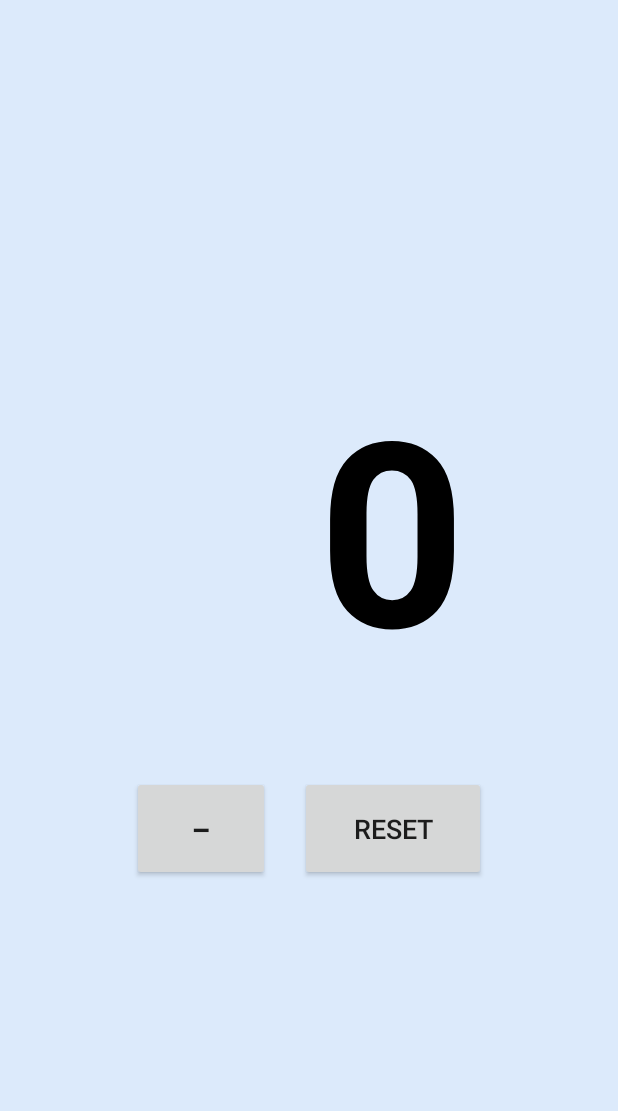
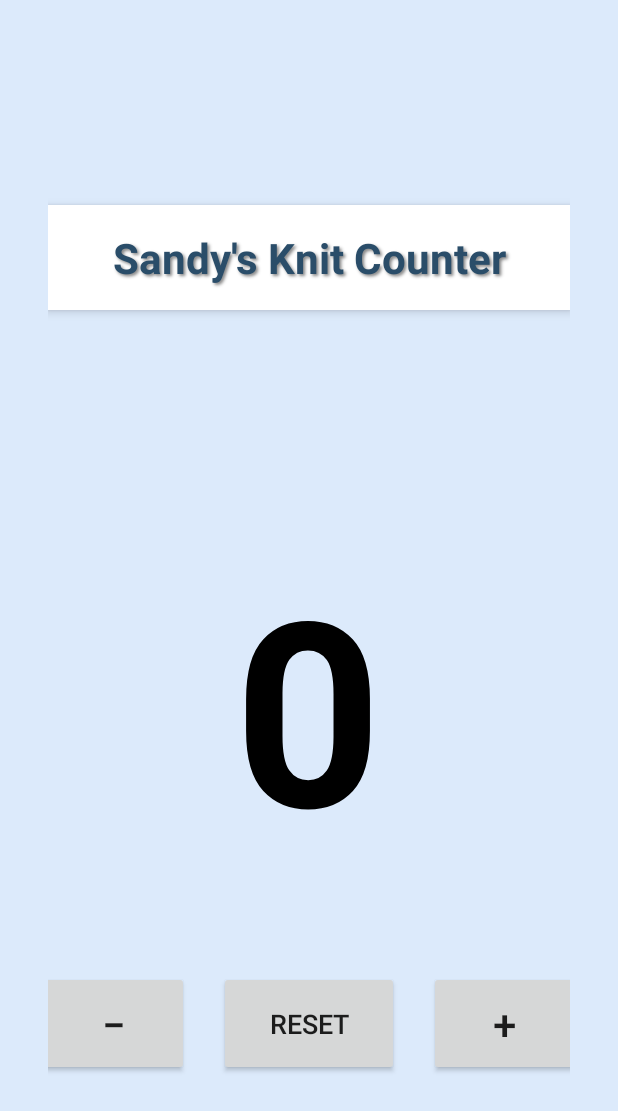
Before and after one commit to garychid/Knit-Count, an Android app: the screen it shows after launch (MainActivity), on a phone screen of 412 x 824 dp. Shown: the top 1111 px of the screen. Run offline under Robolectric (Android 15) with nearby library versions, the phone set to English and light mode, and no system bars.

```diff
--- a/app/src/main/java/com/spartasoap/knitcount/MainActivity.kt
+++ b/app/src/main/java/com/spartasoap/knitcount/MainActivity.kt
@@ -30,6 +30,7 @@ class MainActivity : AppCompatActivity() {
         val rootLayout = findViewById<RelativeLayout>(R.id.rootLayout)
         val resetButton = findViewById<Button>(R.id.resetButton)
         val decrementButton = findViewById<Button>(R.id.decrementButton)
+        val incrementButton = findViewById<Button>(R.id.incrementButton)
 
         rootLayout.setBackgroundColor(Color.parseColor("#DCEAFB")) // soft blue
 
@@ -41,16 +42,17 @@ class MainActivity : AppCompatActivity() {
         updateCounter()
         Toast.makeText(this, "Restored count: $counter", Toast.LENGTH_SHORT).show()
 
-        // Tap to increase
+        // Tap anywhere to increase
         rootLayout.setOnTouchListener { _, event ->
             if (event.action == MotionEvent.ACTION_DOWN) {
-                counter++
-                updateCounter()
-                prefs.edit().putInt("counterValue", counter).apply()
-                toneGenerator.startTone(ToneGenerator.TONE_PROP_BEEP, 150)
-                animateCounter()
+                incrementCounter(prefs)
                 true
             } else false
+        }
+
+        // Increment button
+        incrementButton.setOnClickListener {
+            incrementCounter(prefs)
         }
 
         // Decrement button
@@ -77,6 +79,14 @@ class MainActivity : AppCompatActivity() {
         }
     }
 
+    private fun incrementCounter(prefs: android.content.SharedPreferences) {
+        counter++
+        updateCounter()
+        prefs.edit().putInt("counterValue", counter).apply()
+        toneGenerator.startTone(ToneGenerator.TONE_PROP_BEEP, 150)
+        animateCounter()
+    }
+
     private fun updateCounter() {
         counterTextView.text = counter.toString()
         counterTextView.setTextColor(Color.BLACK)
--- a/app/src/main/res/layout/activity_main.xml
+++ b/app/src/main/res/layout/activity_main.xml
@@ -3,7 +3,29 @@
     android:layout_width="match_parent"
     android:layout_height="match_parent"
     android:gravity="center"
-    android:padding="32dp">
+    android:padding="32dp"
+    android:background="#DCEAFB">
+
+    <!-- App title banner -->
+    <TextView
+        android:id="@+id/titleBanner"
+        android:layout_width="match_parent"
+        android:layout_height="wrap_content"
+        android:layout_alignParentTop="true"
+        android:layout_marginTop="40dp"
+        android:text="Sandy's Knit Counter"
+        android:textSize="28sp"
+        android:textStyle="bold"
+        android:gravity="center"
+        android:textColor="#2A4D69"
+        android:background="#FFFFFF"
+        android:padding="16dp"
+        android:elevation="4dp"
+        android:layout_marginBottom="20dp"
+        android:shadowColor="#888888"
+        android:shadowDx="2"
+        android:shadowDy="2"
+        android:shadowRadius="2" />
 
     <!-- Counter display -->
     <TextView
@@ -13,29 +35,47 @@
         android:layout_centerInParent="true"
         android:text="0"
         android:textSize="172sp"
-        android:textStyle="bold" />
+        android:textStyle="bold"
+        android:textColor="#000000" />
+
+    <!-- Bottom button row -->
+    <LinearLayout
+        android:id="@+id/buttonRow"
+        android:layout_width="wrap_content"
+        android:layout_height="wrap_content"
+        android:layout_below="@id/counterTextView"
+        android:layout_centerHorizontal="true"
+        android:layout_marginTop="40dp"
+        android:orientation="horizontal"
+        android:gravity="center">
 
         <!-- Decrement button -->
         <Button
             android:id="@+id/decrementButton"
-        android:layout_width="124dp"
+            android:layout_width="100dp"
             android:layout_height="70dp"
             android:text="−"
-        android:textSize="24sp"
-        android:layout_below="@id/counterTextView"
-        android:layout_toStartOf="@id/resetButton"
-        android:layout_marginEnd="20dp"
-        android:layout_marginTop="40dp" />
+            android:textSize="28sp"
+            android:layout_margin="10dp" />
 
         <!-- Reset button -->
         <Button
             android:id="@+id/resetButton"
-        android:layout_width="124dp"
+            android:layout_width="120dp"
             android:layout_height="70dp"
             android:text="Reset"
             android:textSize="18sp"
-        android:layout_below="@id/counterTextView"
-        android:layout_centerHorizontal="true"
-        android:layout_marginTop="40dp" />
+            android:layout_margin="10dp" />
+
+        <!-- Increment button -->
+        <Button
+            android:id="@+id/incrementButton"
+            android:layout_width="100dp"
+            android:layout_height="70dp"
+            android:text="+"
+            android:textSize="28sp"
+            android:layout_margin="10dp" />
+
+    </LinearLayout>
 
 </RelativeLayout>
```
Lines whose indentation alone changed are shown as unchanged.
